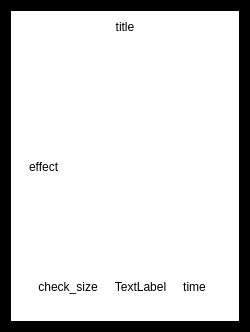
Old version of the form src/py/cardwidget.ui in the repository jyn-n/automatic-octo-dollop.
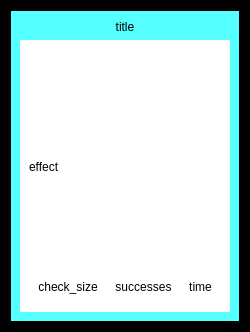
New version of the form.

```diff
--- a/src/py/cardwidget.ui
+++ b/src/py/cardwidget.ui
@@ -80,9 +80,9 @@
   <property name="autoFillBackground">
    <bool>true</bool>
   </property>
-  <layout class="QVBoxLayout" name="verticalLayout">
-   <item>
-    <widget class="QWidget" name="widget_2" native="true">
+  <layout class="QGridLayout" name="gridLayout">
+   <item row="0" column="0">
+    <widget class="QWidget" name="area_card" native="true">
      <property name="palette">
       <palette>
        <active>
@@ -98,7 +98,7 @@
         <colorrole role="Window">
          <brush brushstyle="SolidPattern">
           <color alpha="255">
-           <red>255</red>
+           <red>85</red>
            <green>255</green>
            <blue>255</blue>
           </color>
@@ -118,7 +118,7 @@
         <colorrole role="Window">
          <brush brushstyle="SolidPattern">
           <color alpha="255">
-           <red>255</red>
+           <red>85</red>
            <green>255</green>
            <blue>255</blue>
           </color>
@@ -129,7 +129,7 @@
         <colorrole role="Base">
          <brush brushstyle="SolidPattern">
           <color alpha="255">
-           <red>255</red>
+           <red>85</red>
            <green>255</green>
            <blue>255</blue>
           </color>
@@ -138,7 +138,7 @@
         <colorrole role="Window">
          <brush brushstyle="SolidPattern">
           <color alpha="255">
-           <red>255</red>
+           <red>85</red>
            <green>255</green>
            <blue>255</blue>
           </color>
@@ -150,9 +150,9 @@
      <property name="autoFillBackground">
       <bool>true</bool>
      </property>
-     <layout class="QVBoxLayout" name="verticalLayout_2">
-      <item>
-       <widget class="QLabel" name="title">
+     <layout class="QGridLayout" name="gridLayout_2">
+      <item row="0" column="0">
+       <widget class="QLabel" name="label_title">
         <property name="text">
          <string>title</string>
         </property>
@@ -164,17 +164,113 @@
         </property>
        </widget>
       </item>
-      <item>
-       <widget class="QWidget" name="widget" native="true">
+      <item row="1" column="0">
+       <widget class="QWidget" name="area_content" native="true">
         <property name="sizePolicy">
          <sizepolicy hsizetype="Expanding" vsizetype="Expanding">
           <horstretch>0</horstretch>
           <verstretch>0</verstretch>
          </sizepolicy>
         </property>
-        <layout class="QGridLayout" name="gridLayout">
-         <item row="2" column="0">
-          <widget class="QWidget" name="bottom_bar" native="true">
+        <property name="palette">
+         <palette>
+          <active>
+           <colorrole role="Base">
+            <brush brushstyle="SolidPattern">
+             <color alpha="255">
+              <red>255</red>
+              <green>255</green>
+              <blue>255</blue>
+             </color>
+            </brush>
+           </colorrole>
+           <colorrole role="Window">
+            <brush brushstyle="SolidPattern">
+             <color alpha="255">
+              <red>255</red>
+              <green>255</green>
+              <blue>255</blue>
+             </color>
+            </brush>
+           </colorrole>
+          </active>
+          <inactive>
+           <colorrole role="Base">
+            <brush brushstyle="SolidPattern">
+             <color alpha="255">
+              <red>255</red>
+              <green>255</green>
+              <blue>255</blue>
+             </color>
+            </brush>
+           </colorrole>
+           <colorrole role="Window">
+            <brush brushstyle="SolidPattern">
+             <color alpha="255">
+              <red>255</red>
+              <green>255</green>
+              <blue>255</blue>
+             </color>
+            </brush>
+           </colorrole>
+          </inactive>
+          <disabled>
+           <colorrole role="Base">
+            <brush brushstyle="SolidPattern">
+             <color alpha="255">
+              <red>255</red>
+              <green>255</green>
+              <blue>255</blue>
+             </color>
+            </brush>
+           </colorrole>
+           <colorrole role="Window">
+            <brush brushstyle="SolidPattern">
+             <color alpha="255">
+              <red>255</red>
+              <green>255</green>
+              <blue>255</blue>
+             </color>
+            </brush>
+           </colorrole>
+          </disabled>
+         </palette>
+        </property>
+        <property name="autoFillBackground">
+         <bool>true</bool>
+        </property>
+        <layout class="QVBoxLayout" name="verticalLayout_3">
+         <item>
+          <widget class="QWidget" name="area_image" native="true">
+           <property name="sizePolicy">
+            <sizepolicy hsizetype="Expanding" vsizetype="Expanding">
+             <horstretch>0</horstretch>
+             <verstretch>0</verstretch>
+            </sizepolicy>
+           </property>
+          </widget>
+         </item>
+         <item>
+          <widget class="QLabel" name="label_effect">
+           <property name="sizePolicy">
+            <sizepolicy hsizetype="Expanding" vsizetype="Expanding">
+             <horstretch>0</horstretch>
+             <verstretch>0</verstretch>
+            </sizepolicy>
+           </property>
+           <property name="layoutDirection">
+            <enum>Qt::LeftToRight</enum>
+           </property>
+           <property name="text">
+            <string>effect</string>
+           </property>
+           <property name="alignment">
+            <set>Qt::AlignLeading|Qt::AlignLeft|Qt::AlignTop</set>
+           </property>
+          </widget>
+         </item>
+         <item>
+          <widget class="QWidget" name="area_bottom_bar" native="true">
            <property name="sizePolicy">
             <sizepolicy hsizetype="Expanding" vsizetype="Preferred">
              <horstretch>0</horstretch>
@@ -183,7 +279,7 @@
            </property>
            <layout class="QHBoxLayout" name="horizontalLayout">
             <item>
-             <widget class="QLabel" name="check_size">
+             <widget class="QLabel" name="label_check_size">
               <property name="sizePolicy">
                <sizepolicy hsizetype="Preferred" vsizetype="Preferred">
                 <horstretch>0</horstretch>
@@ -199,7 +295,7 @@
              </widget>
             </item>
             <item>
-             <widget class="QLabel" name="successes">
+             <widget class="QLabel" name="label_successes">
               <property name="sizePolicy">
                <sizepolicy hsizetype="Expanding" vsizetype="Preferred">
                 <horstretch>0</horstretch>
@@ -207,7 +303,7 @@
                </sizepolicy>
               </property>
               <property name="text">
-               <string>TextLabel</string>
+               <string>successes</string>
               </property>
               <property name="alignment">
                <set>Qt::AlignCenter</set>
@@ -215,7 +311,7 @@
              </widget>
             </item>
             <item>
-             <widget class="QLabel" name="time">
+             <widget class="QLabel" name="label_time">
               <property name="text">
                <string>time</string>
               </property>
@@ -227,35 +323,6 @@
            </layout>
           </widget>
          </item>
-         <item row="1" column="0" colspan="2">
-          <widget class="QLabel" name="effect">
-           <property name="sizePolicy">
-            <sizepolicy hsizetype="Expanding" vsizetype="Expanding">
-             <horstretch>0</horstretch>
-             <verstretch>0</verstretch>
-            </sizepolicy>
-           </property>
-           <property name="layoutDirection">
-            <enum>Qt::LeftToRight</enum>
-           </property>
-           <property name="text">
-            <string>effect</string>
-           </property>
-           <property name="alignment">
-            <set>Qt::AlignLeading|Qt::AlignLeft|Qt::AlignTop</set>
-           </property>
-          </widget>
-         </item>
-         <item row="0" column="0">
-          <widget class="QWidget" name="image" native="true">
-           <property name="sizePolicy">
-            <sizepolicy hsizetype="Expanding" vsizetype="Expanding">
-             <horstretch>0</horstretch>
-             <verstretch>0</verstretch>
-            </sizepolicy>
-           </property>
-          </widget>
-         </item>
         </layout>
        </widget>
       </item>
```
